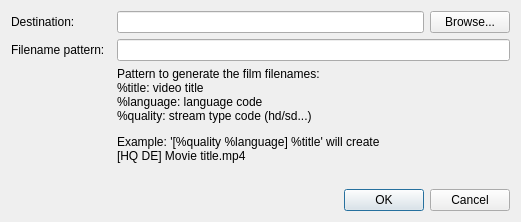
First picture: the form in preferencedialog.ui, repository Tofee/artefetcher, before the edit.
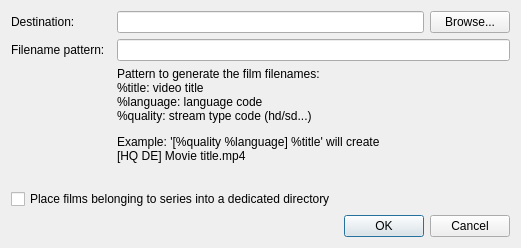
Second picture: the form after the edit.

Commit message: New feature: film series are stored in a dedicated directory. Better naming strategy for episodes Update release notes for v0.2.2

Diff of the .ui file:
```diff
--- a/preferencedialog.ui
+++ b/preferencedialog.ui
@@ -7,7 +7,7 @@
     <x>0</x>
     <y>0</y>
     <width>521</width>
-    <height>204</height>
+    <height>229</height>
    </rect>
   </property>
   <property name="windowTitle">
@@ -48,7 +48,7 @@
    <item row="0" column="3">
     <widget class="QLineEdit" name="destinationDirectoryLineEdit"/>
    </item>
-   <item row="5" column="0" colspan="5">
+   <item row="7" column="0" colspan="5">
     <widget class="QDialogButtonBox" name="buttonBox">
      <property name="orientation">
       <enum>Qt::Horizontal</enum>
@@ -108,6 +108,16 @@
      </property>
     </widget>
    </item>
+   <item row="6" column="0" colspan="5">
+    <widget class="QCheckBox" name="seriesDirectoryCheckBox">
+     <property name="toolTip">
+      <string>When a movie belongs to series, a folder will be created for the serie and all episodes will be gathered in this directory.</string>
+     </property>
+     <property name="text">
+      <string>Place films belonging to series into a dedicated directory</string>
+     </property>
+    </widget>
+   </item>
   </layout>
  </widget>
  <resources/>
```
Left out of the diff: 4 changed lines with no effect on the pictures. The commit also changes 9 other files.
